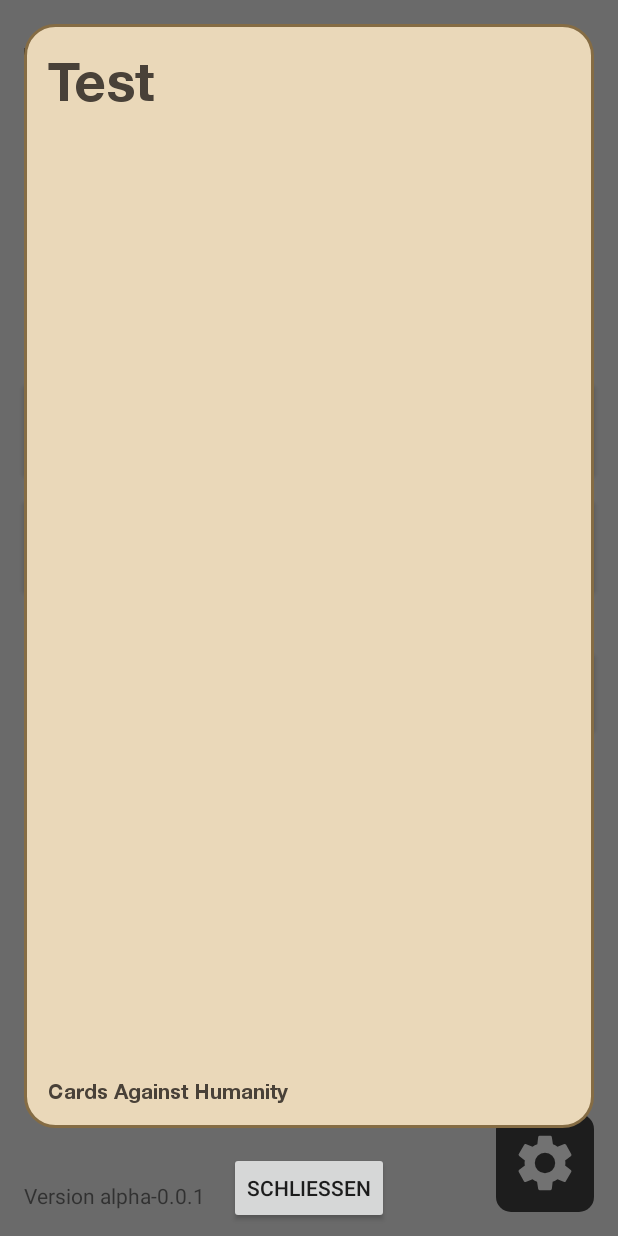
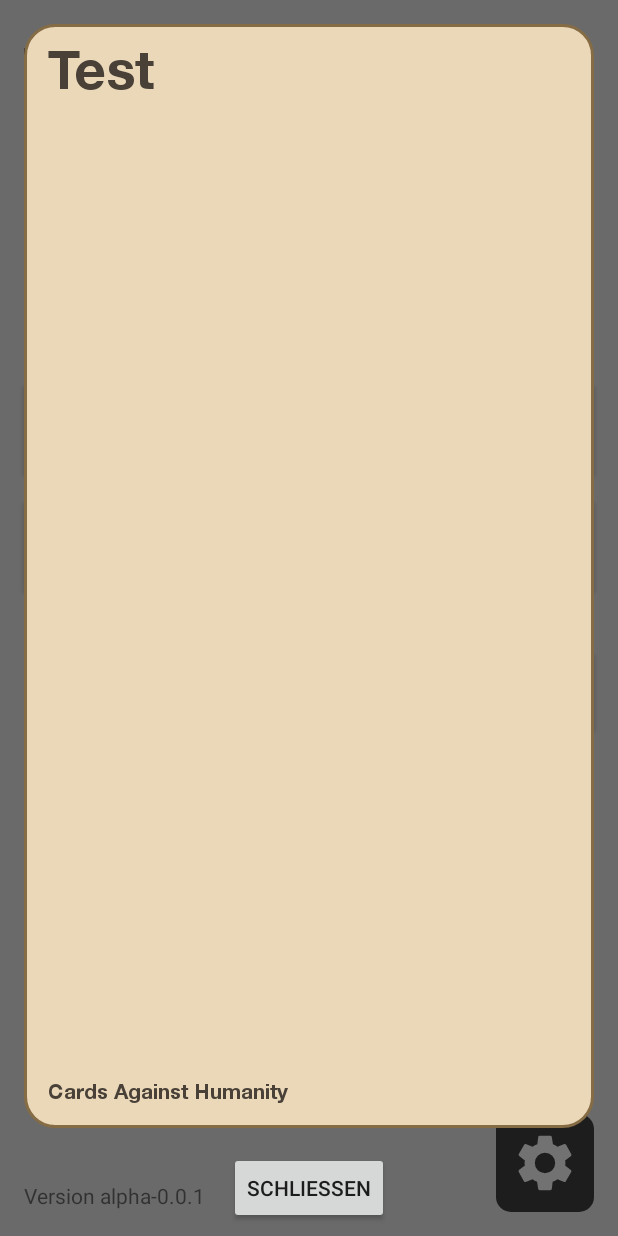
Before and after one commit to NotAWiz4rd/cah, an Android app: the screen it shows after launch (Main), after a tap on an icon or button, on a phone screen of 412 x 824 dp. Run offline under Robolectric (Android 15) with nearby library versions, the phone set to English and light mode, and no system bars.

Commit message:
FullSizeCard # fully dynamic gestures

```diff
--- a/app/src/main/java/com/afms/cahgame/gui/activities/Main.java
+++ b/app/src/main/java/com/afms/cahgame/gui/activities/Main.java
@@ -57,7 +57,7 @@ public class Main extends AppCompatActivity {
         btn_settings.setOnClickListener(event -> {
             Toast.makeText(this, "clicked " + btn_settings.toString(), Toast.LENGTH_SHORT).show();
             FullSizeCard fullSizeCard = new FullSizeCard(this, new Card(Colour.WHITE, "Test"));
-            fullSizeCard.setSwipeGestures(FullSizeCard.SWIPE_UP);
+            fullSizeCard.setSwipeGestures(FullSizeCard.SWIPE_ALL_DIRECTION);
             fullSizeCard.setSwipeResultListener(new SwipeResultListener() {
                 @Override
                 public void onSwipeLeft() {
--- a/app/src/main/res/layout/layout_card.xml
+++ b/app/src/main/res/layout/layout_card.xml
@@ -10,38 +10,39 @@
     android:orientation="horizontal">
 
     <android.support.constraint.ConstraintLayout
+        android:id="@+id/fullSizeCardConstraintLayout"
         android:layout_width="match_parent"
-        android:layout_height="match_parent"
-        android:id="@+id/fullSizeCardConstraintLayout">
+        android:layout_height="match_parent">
 
         <EditText
             android:id="@+id/fullSizeCardText"
             android:layout_width="match_parent"
             android:layout_height="wrap_content"
             android:layout_marginStart="16dp"
-            android:layout_marginTop="16dp"
+            android:layout_marginTop="8dp"
             android:layout_marginEnd="16dp"
-            android:textSize="36sp"
+            android:background="@null"
             android:fontFamily="@font/helveticaneuebold"
             android:text="@string/loremIpsum"
-            android:background="@null"
             android:textColor="@color/cardTextColorWhite"
+            android:textSize="36sp"
             app:layout_constraintEnd_toEndOf="@id/fullSizeCardConstraintLayout"
             app:layout_constraintStart_toStartOf="@id/fullSizeCardConstraintLayout"
-            app:layout_constraintTop_toTopOf="@id/fullSizeCardConstraintLayout" />
+            app:layout_constraintTop_toTopOf="parent" />
 
         <TextView
+            android:id="@+id/fullSizeGameName"
             android:layout_width="match_parent"
             android:layout_height="wrap_content"
             android:layout_marginStart="16dp"
+            android:layout_marginEnd="16dp"
             android:layout_marginBottom="16dp"
             android:fontFamily="@font/helveticaneuebold"
             android:text="@string/gameName"
-            android:id="@+id/fullSizeGameName"
             android:textColor="@color/cardTextColorWhite"
-            app:layout_constraintBottom_toBottomOf="@id/fullSizeCardConstraintLayout"
-            app:layout_constraintEnd_toEndOf="@id/fullSizeCardConstraintLayout"
-            app:layout_constraintStart_toStartOf="@id/fullSizeCardConstraintLayout" />
+            app:layout_constraintBottom_toBottomOf="parent"
+            app:layout_constraintEnd_toEndOf="parent"
+            app:layout_constraintStart_toStartOf="parent" />
 
 
     </android.support.constraint.ConstraintLayout>
```
Also changed, not shown: app/src/main/java/com/afms/cahgame/gui/components/FullSizeCard.java (+38 -21 lines).
